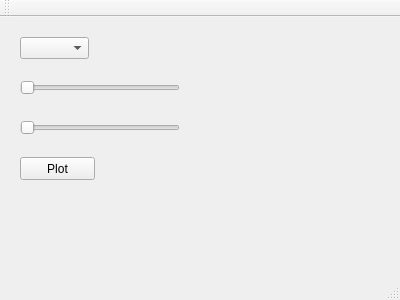
First picture: the form in Plotter/mainwindow.ui, repository myxture/Plotter, before the edit.
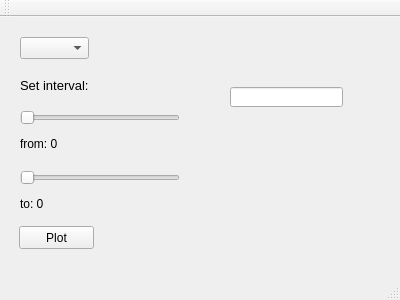
Second picture: the form after the edit.

What changed in the file:
```diff
--- a/Plotter/mainwindow.ui
+++ b/Plotter/mainwindow.ui
@@ -53,7 +53,7 @@
     <property name="geometry">
      <rect>
       <x>20</x>
-      <y>60</y>
+      <y>90</y>
       <width>160</width>
       <height>22</height>
      </rect>
@@ -66,7 +66,7 @@
     <property name="geometry">
      <rect>
       <x>20</x>
-      <y>100</y>
+      <y>150</y>
       <width>160</width>
       <height>22</height>
      </rect>
@@ -78,8 +78,8 @@
    <widget class="QPushButton" name="pushButton">
     <property name="geometry">
      <rect>
-      <x>20</x>
-      <y>140</y>
+      <x>19</x>
+      <y>209</y>
       <width>75</width>
       <height>23</height>
      </rect>
@@ -88,6 +88,72 @@
      <string>Plot</string>
     </property>
    </widget>
+   <widget class="QLineEdit" name="lineEdit">
+    <property name="geometry">
+     <rect>
+      <x>230</x>
+      <y>70</y>
+      <width>113</width>
+      <height>20</height>
+     </rect>
+    </property>
+   </widget>
+   <widget class="QLabel" name="xminLabel">
+    <property name="enabled">
+     <bool>true</bool>
+    </property>
+    <property name="geometry">
+     <rect>
+      <x>20</x>
+      <y>120</y>
+      <width>47</width>
+      <height>13</height>
+     </rect>
+    </property>
+    <property name="locale">
+     <locale language="English" country="UnitedStates"/>
+    </property>
+    <property name="text">
+     <string>from: 0</string>
+    </property>
+   </widget>
+   <widget class="QLabel" name="xmaxLabel">
+    <property name="geometry">
+     <rect>
+      <x>20</x>
+      <y>180</y>
+      <width>47</width>
+      <height>13</height>
+     </rect>
+    </property>
+    <property name="locale">
+     <locale language="English" country="UnitedStates"/>
+    </property>
+    <property name="text">
+     <string>to: 0</string>
+    </property>
+   </widget>
+   <widget class="QLabel" name="setInterval">
+    <property name="geometry">
+     <rect>
+      <x>20</x>
+      <y>60</y>
+      <width>71</width>
+      <height>16</height>
+     </rect>
+    </property>
+    <property name="font">
+     <font>
+      <pointsize>10</pointsize>
+     </font>
+    </property>
+    <property name="locale">
+     <locale language="English" country="UnitedStates"/>
+    </property>
+    <property name="text">
+     <string>Set interval:</string>
+    </property>
+   </widget>
   </widget>
   <widget class="QMenuBar" name="menuBar">
    <property name="geometry">
```
Left out of the diff: 7 changed lines with no effect on the pictures.
